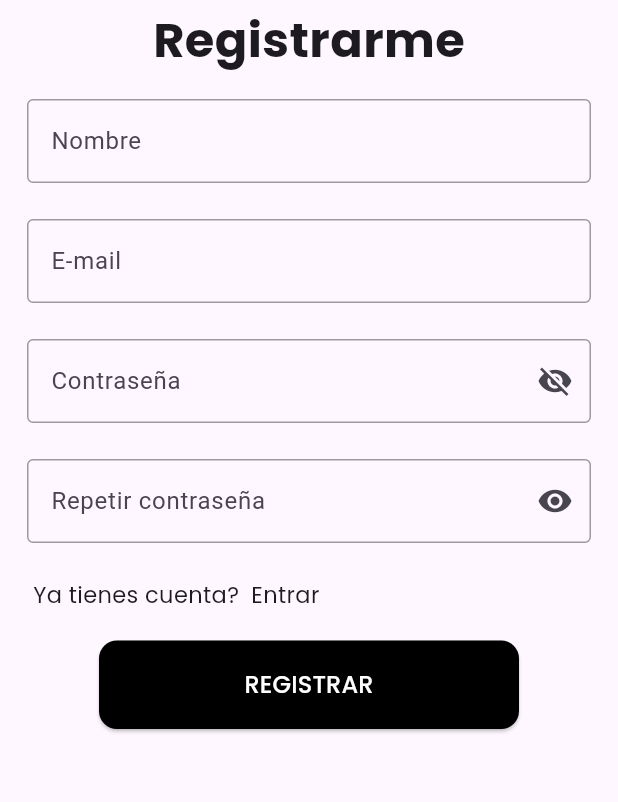
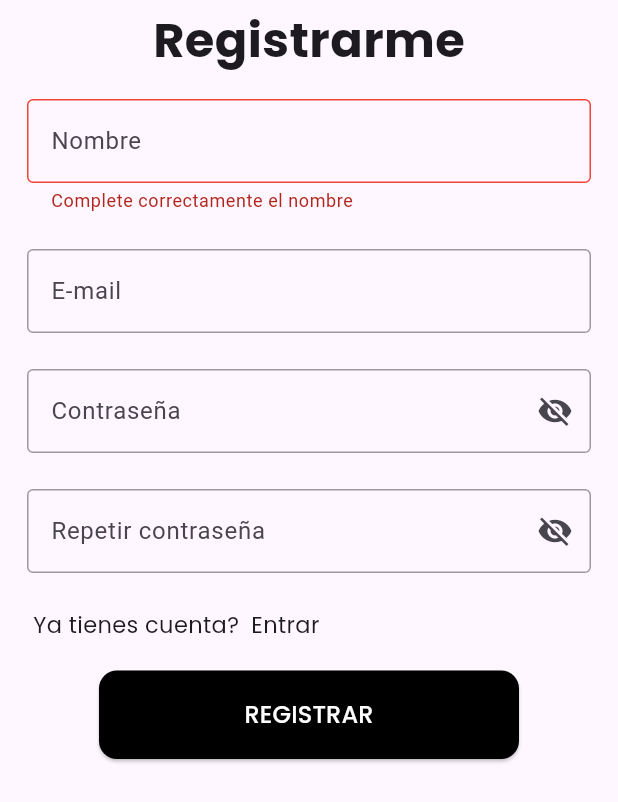
Before and after one commit to derlisrd/rudika, a Flutter app: the RegisterScreen screen opened by its route, after a tap on "REGISTRAR", on a phone screen of 412 x 824 dp. Shown: the top 802 px of the screen. Run offline on Flutter 3.47's test engine with Material 3 defaults, Android fonts, the phone set to English and light mode, and no system bars; our stand-ins replace google_fonts.

Commit message:
register

```diff
--- a/lib/src/screens/guest/login.screen.dart
+++ b/lib/src/screens/guest/login.screen.dart
@@ -39,7 +39,6 @@ class _LoginScreenState extends State<LoginScreen> {
   }
 
   void _tryLogin(BuildContext context) async{
-
     if(emailController.text.isEmpty){
       setState(() {
         emailError = "Complete el campo email correctamente";
@@ -76,9 +75,6 @@ class _LoginScreenState extends State<LoginScreen> {
         context.read<AuthProvider>().setUser(api["results"]);
       });
     }
-
-
-
   }
 
 
--- a/lib/src/screens/guest/register.screen.dart
+++ b/lib/src/screens/guest/register.screen.dart
@@ -1,4 +1,6 @@
 import 'package:flutter/material.dart';
+import 'package:rudika/src/services/api.services.dart';
+import 'package:rudika/src/utils/utils.dart';
 import 'package:rudika/src/widgets/buttons/primary.button.dart';
 import 'package:rudika/src/widgets/textfields/field.password.dart';
 import 'package:rudika/src/widgets/textfields/field.primary.dart';
@@ -13,13 +15,23 @@ class RegisterScreen extends StatefulWidget {
 }
 
 class _RegisterScreenState extends State<RegisterScreen> {
-  bool passwordVisible=false;
-  bool passwordVisible2=false;
+  TextEditingController nameController = TextEditingController();
+  TextEditingController emailController = TextEditingController();
+  TextEditingController passwordController = TextEditingController();
+  TextEditingController password2Controller = TextEditingController();
 
-   @override
+  bool passwordVisible=true;
+  bool passwordVisible2=true;
+  String emailError = '';
+  String nameError= '';
+  String passwordError ='';
+  String passwordError2 ='';
+  bool _isLoading = false;
+
+  @override
   void initState(){
       super.initState();
-      passwordVisible=true;
+      //passwordVisible=true;
   }
 
   void switchPass (){
@@ -33,19 +45,90 @@ class _RegisterScreenState extends State<RegisterScreen> {
     });
   }
 
+  void _tryregister (BuildContext context) async{
+    setState((){
+      nameError='';
+      emailError='';
+      passwordError='';
+      passwordError2='';
+    });
+    if(nameController.text.isEmpty){
+      setState(() => nameError='Complete correctamente el nombre',);
+      return;
+    }
+    if( ! isValidEmail(emailController.text) ){
+      setState(() => emailError='Complete correctamente el email',);
+      return;
+    }
+    if( passwordController.text.length < 6){
+      setState(()=> passwordError='Debe tener al menos 6 caracteres');
+      return;
+    }
+    if( password2Controller.text != passwordController.text){
+      setState(() {
+        passwordError ='Las contraseñas deben coincidir';
+        passwordError2 ='Las contraseñas deben coincidir';
+      });
+      return;
+    }
+    setState(() => _isLoading = true,);
+    var registro = await ApiServices().registerWithEmailAndPassword(
+      email: emailController.text,
+      password: passwordController.text,
+      name: nameController.text,
+      passwordConfirmation: password2Controller.text);
+
+    if(registro["success"]){
+      _mostrarAlert('Registro creado','Ya puedes iniciar sesion con tus credenciales.');
+      if (context.mounted) Navigator.pushNamed(context, 'login');
+    }else{
+      _mostrarAlert("Error", registro['message']);
+    }
+      setState(() => _isLoading = false);
+
+  }
+
 
 
   @override
   Widget build(BuildContext context) {
     return Scaffold(
       body: SafeArea(
-          child: Column(
+          child: _isLoading ? _loadingScreen() : _formulario(context)
+      ),
+    );
+  }
+
+  _mostrarAlert(String title, String txt){
+    showDialog(context: context,
+    builder: (BuildContext context) {
+      return AlertDialog(
+        title: Text(title),
+        content: Text(txt),
+        actions: [
+          TextButton(
+            onPressed: () {
+              // Cerrar el AlertDialog
+              Navigator.of(context).pop();
+            },
+            child: const Text('Cerrar'),
+          ),
+        ],
+      );
+    },
+    );
+  }
+
+
+  Widget _formulario(BuildContext context){
+    return (
+      Column(
         children: [
           const Center(child: TitlePrimary("Registrarme")),
-          const FieldPrimary( hintText: 'Nombre',),
-          const FieldPrimary( hintText: 'E-mail',),
-          FieldPassword( oscureText: passwordVisible, hintText: 'Contraseña', onPressed: switchPass),
-          FieldPassword( oscureText: passwordVisible2, hintText: 'Repetir contraseña', onPressed: switchPass2),
+          FieldPrimary( controller: nameController, hintText: 'Nombre',errorText: nameError.isEmpty ? null : nameError ),
+          FieldPrimary( controller: emailController, hintText: 'E-mail', errorText: emailError.isEmpty ? null : emailError ),
+          FieldPassword( controller: passwordController, oscureText: passwordVisible, hintText: 'Contraseña', onPressed: switchPass,errorText: passwordError.isEmpty ? null : passwordError),
+          FieldPassword( controller: password2Controller, oscureText: passwordVisible2, hintText: 'Repetir contraseña', onPressed: switchPass2,errorText: passwordError2.isEmpty ? null : passwordError2,),
           Row(
             children: [
               const SizedBox(width: 18),
@@ -58,10 +141,26 @@ class _RegisterScreenState extends State<RegisterScreen> {
           ),
           PrimaryButton(
             text: "REGISTRAR",
-            onTap: () {},
+            onTap: ()=> _tryregister(context),
           )
         ],
-      )),
+      )
     );
   }
+
+
+  Widget _loadingScreen(){
+    return  const Center(
+        child: Column(
+            mainAxisAlignment: MainAxisAlignment.center,
+            children: [
+              CircularProgressIndicator(), // Puedes usar cualquier otro indicador de carga
+              SizedBox(height: 16.0),
+              Text('Cargando...'),
+            ],
+          )
+    );
+  }
+
+
 }
```
Also changed, not shown: lib/src/services/api.services.dart (+33 -0 lines), lib/src/utils/utils.dart (+9 -0 lines).
